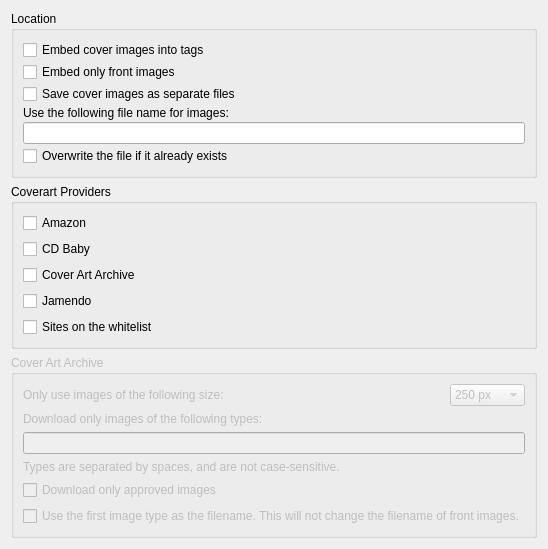
The window that ui/options_cover.ui (metabrainz/picard) describes before a commit, drawn with Qt 5.
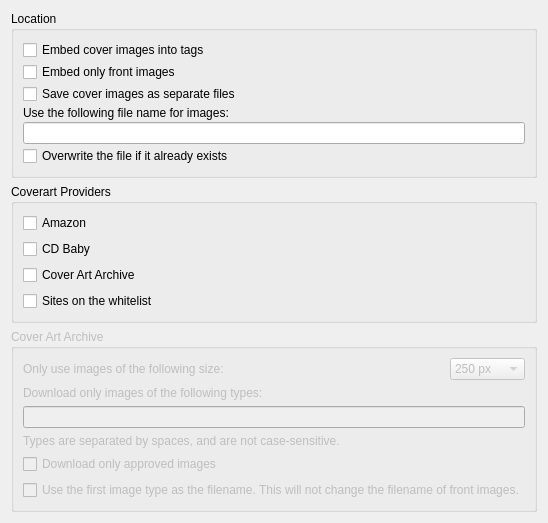
The same window after the commit.

Commit message:
Remove the jamendo cover art provider
The annotation for the jamendo label says to use the CAA and there's a
bot migrating existing cover art with only a few relationships left to
do.

The edit to the form file:
```diff
--- a/ui/options_cover.ui
+++ b/ui/options_cover.ui
@@ -7,7 +7,7 @@
     <x>0</x>
     <y>0</y>
     <width>525</width>
-    <height>526</height>
+    <height>522</height>
    </rect>
   </property>
   <layout class="QVBoxLayout" name="verticalLayout">
@@ -91,13 +91,6 @@
         </property>
        </widget>
       </item>
-      <item>
-       <widget class="QCheckBox" name="caprovider_jamendo">
-        <property name="text">
-         <string>Jamendo</string>
-        </property>
-       </widget>
-      </item>
       <item>
        <widget class="QCheckBox" name="caprovider_whitelist">
         <property name="text">
```
The commit also changes 3 other files.
